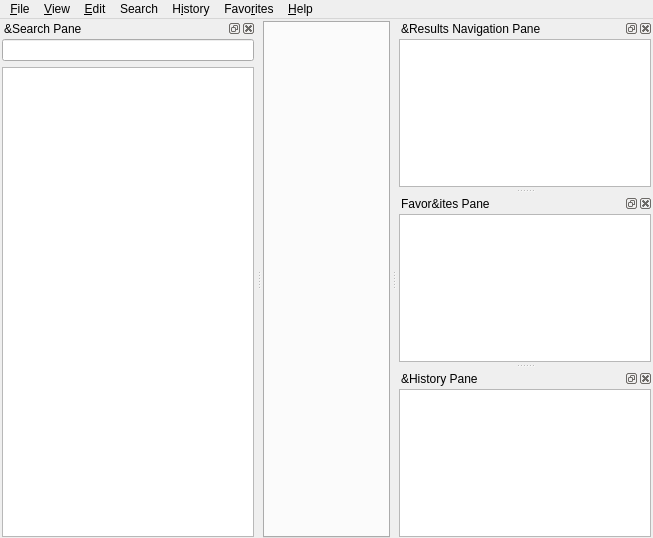
The window that src/ui/mainwindow.ui (xiaoyifang/goldendict-ng) describes before a commit, drawn with Qt 5.
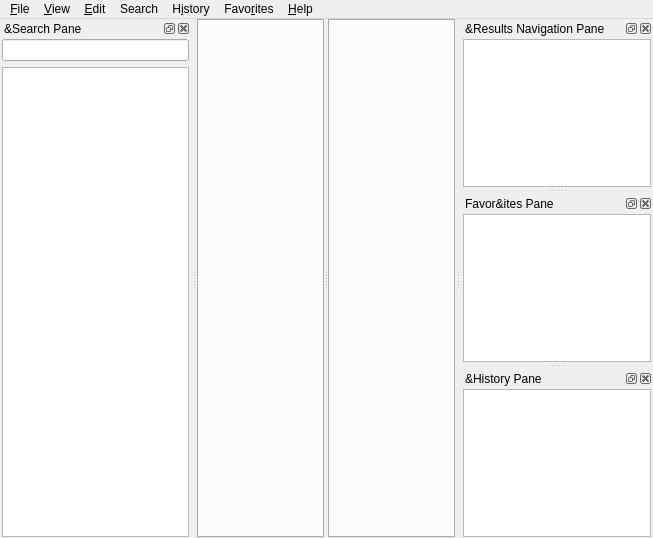
The same window after the commit. Icons and pictures are not drawn. Custom widgets are drawn as their Qt base class.

Commit message:
feat(ui): add master-slave split screen functionality
Implement QSplitter-based dual-pane layout via UI file

Add Ctrl+\ shortcut for horizontal split toggle

Add Ctrl+Alt+\ shortcut for vertical split toggle

Dynamic master pane determination based on focus state

Independent group selection for slave pane

Auto-merge tabs when closing split screen

```diff
--- a/src/ui/mainwindow.ui
+++ b/src/ui/mainwindow.ui
@@ -16,18 +16,25 @@
   <widget class="QWidget" name="centralWidget">
    <layout class="QHBoxLayout" name="horizontalLayout_2">
     <property name="leftMargin">
-     <number>1</number>
+     <number>0</number>
     </property>
     <property name="topMargin">
-     <number>2</number>
+     <number>0</number>
     </property>
     <property name="rightMargin">
-     <number>1</number>
+     <number>0</number>
     </property>
     <property name="bottomMargin">
      <number>0</number>
     </property>
     <item>
+     <widget class="QSplitter" name="splitter">
+      <property name="orientation">
+       <enum>Qt::Horizontal</enum>
+      </property>
+      <property name="childrenCollapsible">
+       <bool>false</bool>
+      </property>
      <widget class="MainTabWidget" name="tabWidget">
       <property name="currentIndex">
        <number>0</number>
@@ -41,6 +48,21 @@
       <property name="elideMode">
        <enum>Qt::ElideRight</enum>
       </property>
+      </widget>
+      <widget class="MainTabWidget" name="slaveTabWidget">
+       <property name="visible">
+        <bool>false</bool>
+       </property>
+       <property name="iconSize">
+        <size>
+         <width>16</width>
+         <height>16</height>
+        </size>
+       </property>
+       <property name="elideMode">
+        <enum>Qt::ElideRight</enum>
+       </property>
+      </widget>
      </widget>
     </item>
    </layout>
```
Lines whose indentation alone changed are shown as unchanged. The commit also changes 7 other files.
